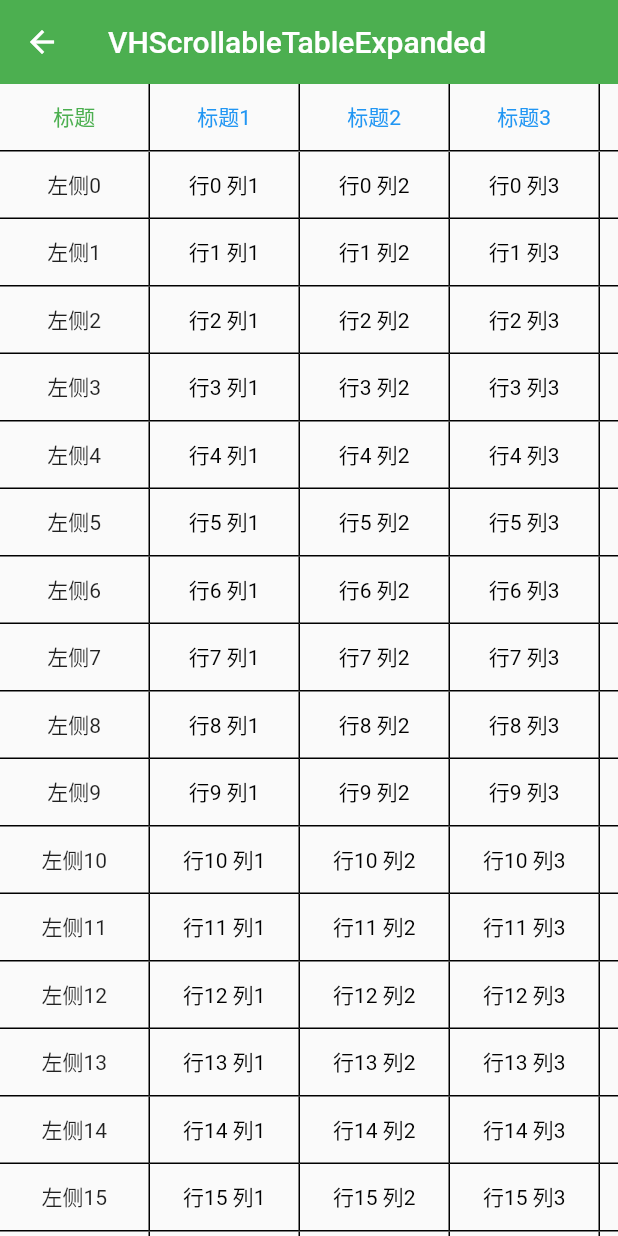
After one commit to student9128/FlutterStudy, a Flutter app: the VHScrollableTableExpandedPage screen opened by its route, on a phone screen of 412 x 824 dp. The commit adds this screen. Run offline on Flutter 3.47's test engine with Material 2 defaults, Android fonts, the phone set to English and light mode, and no system bars; our stand-ins replace fluro, permission_handler; missing offline and left inert: amap_flutter_base, amap_flutter_location, amap_flutter_map, flutter_baidu_mapapi_base, flutter_baidu_mapapi_map.

Commit message:
add:添加expanded vh scrollable table.

```diff
--- /dev/null
+++ b/lib/advanced/vh_scrollable_table_page_expanded.dart
@@ -0,0 +1,260 @@
+import 'package:flutter/material.dart';
+import 'package:flutter/rendering.dart';
+
+class VHScrollableTableExpandedPage extends StatefulWidget {
+  const VHScrollableTableExpandedPage({Key? key}) : super(key: key);
+
+  @override
+  _VHScrollableTableExpandedPageState createState() =>
+      _VHScrollableTableExpandedPageState();
+}
+
+class _VHScrollableTableExpandedPageState
+    extends State<VHScrollableTableExpandedPage> {
+  final List<String> _titleList = [
+    "标题1",
+    "标题2",
+    "标题3",
+    "标题4",
+    "标题5",
+    "标题6",
+    "标题7"
+  ];
+  double _leftWidth = 100;
+  double _cellWidth = 100;
+  double _cellHeight = 45;
+  double _cellExpandedHeight = 80;
+  final ScrollController _titleController = ScrollController();
+  final ScrollController _contentController = ScrollController();
+  double tipTop = 0;
+  int currentIndex = -1;
+  ScrollController _scrollController = ScrollController();
+  @override
+  void initState() {
+    super.initState();
+    _titleController.addListener(_updateContent);
+    _contentController.addListener(_updateTitle);
+  }
+
+  void _updateTitle() {
+    if (_titleController.offset != _contentController.offset) {
+      _titleController.jumpTo(_contentController.offset);
+    }
+  }
+
+  void _updateContent() {
+    if (_contentController.offset != _titleController.offset) {
+      _contentController.jumpTo(_titleController.offset);
+    }
+  }
+
+  @override
+  void dispose() {
+    _titleController.removeListener(_updateContent);
+    _contentController.removeListener(_updateTitle);
+    super.dispose();
+  }
+
+  Container _buildTitleContainer(int i) {
+    return Container(
+      decoration: const BoxDecoration(
+          border: Border(
+              bottom: BorderSide(color: Colors.black, width: 1),
+              right: BorderSide(color: Colors.black, width: 1))),
+      alignment: Alignment.center,
+      width: _cellWidth,
+      height: _cellHeight,
+      child: Text(
+        _titleList[i],
+        style: TextStyle(color: Colors.blue),
+      ),
+    );
+  }
+
+  _buildRightTitle() {
+    List<Widget> list = [];
+    for (int i = 0; i < _titleList.length; i++) {
+      list.add(_buildTitleContainer(i));
+    }
+    return list;
+  }
+
+  _buildRightContent(int index) {
+    List<Widget> list = [];
+    for (int i = 0; i < _titleList.length; i++) {
+      list.add(Column(
+        children: [
+          Container(
+            alignment: const Alignment(0, 0),
+            decoration: const BoxDecoration(
+                border: Border(
+                    bottom: BorderSide(color: Colors.black, width: 1),
+                    right: BorderSide(color: Colors.black, width: 1))),
+            width: _cellWidth,
+            height: _cellHeight,
+            child: Text(
+              "行$index 列${i + 1}",
+              style: TextStyle(color: Colors.black),
+            ),
+          ),
+          currentIndex == index
+              ? Container(
+                  width: _cellWidth,
+                  height: _cellExpandedHeight,
+                  color: Colors.green,
+                )
+              : SizedBox()
+        ],
+      ));
+    }
+    return list;
+  }
+
+  @override
+  Widget build(BuildContext context) {
+    var pt = MediaQuery.of(context).padding.top;
+    print("object $pt");
+    return Scaffold(
+      appBar: AppBar(
+        elevation: 0,
+        title: const Text('VHScrollableTableExpanded'),
+      ),
+      body: Container(
+        child: Column(
+          children: [
+             Row(
+              children: [
+                Container(
+                  decoration: const BoxDecoration(
+                      border: Border(
+                          bottom: BorderSide(color: Colors.black, width: 1),
+                          right: BorderSide(color: Colors.black, width: 1))),
+                  width: _leftWidth,
+                  height: _cellHeight,
+                  alignment: Alignment.center,
+                  child: Text('标题', style: TextStyle(color: Colors.green)),
+                ),
+                Expanded(
+                    child: Container(
+                  width: _titleList.length * _cellWidth,
+                  child: SingleChildScrollView(
+                    controller: _titleController,
+                    scrollDirection: Axis.horizontal,
+                    child: Row(
+                      children: _buildRightTitle(),
+                    ),
+                  ),
+                ))
+              ],
+            ),
+            Expanded(child: SingleChildScrollView(
+            child: Column(
+          children: [
+            Stack(
+              children: [
+                Row(
+                  children: [
+                    Container(
+                      width: _leftWidth,
+                      child: ListView.builder(
+                        shrinkWrap: true,
+                        physics: const NeverScrollableScrollPhysics(),
+                        itemBuilder: (context, index) {
+                          return GestureDetector(
+                              onTap: () {},
+                              child: Column(
+                                children: [
+                                  Container(
+                                    alignment: const Alignment(0, 0),
+                                    decoration: const BoxDecoration(
+                                        border: Border(
+                                            bottom: BorderSide(
+                                                color: Colors.black, width: 1),
+                                            right: BorderSide(
+                                                color: Colors.black,
+                                                width: 1))),
+                                    width: _cellWidth,
+                                    height: _cellHeight,
+                                    child: Container(
+                                      child: Text('左侧$index'),
+                                    ),
+                                  ),
+                                  currentIndex == index
+                                      ? Container(
+                                          width: _cellWidth,
+                                          height: _cellExpandedHeight,
+                                          color: Colors.green,
+                                        )
+                                      : SizedBox()
+                                ],
+                              ));
+                        },
+                        itemCount: 50,
+                      ),
+                    ),
+                    Expanded(
+                        child: SingleChildScrollView(
+                      scrollDirection: Axis.horizontal,
+                      child: Container(
+                        width: _titleList.length * _cellWidth,
+                        child: ListView.builder(
+                          itemCount: 50,
+                          shrinkWrap: true,
+                          physics: const NeverScrollableScrollPhysics(),
+                          itemBuilder: (context, index) {
+                            GlobalKey itemKey = GlobalKey();
+                            return GestureDetector(
+                              onTap: () {
+                                // var box = itemKey.currentContext
+                                //     ?.findRenderObject() as RenderBox?;
+                                // if (box != null) {
+                                //   var offset =
+                                //       box.localToGlobal(Offset(0.0, 0.0));
+                                //   var _height = offset.dy;
+                                //   print(
+                                //       "object==$_height,${offset.dx},${box.size}");
+                                // }
+                                  setState(() {
+                                    currentIndex = currentIndex==index?-1:index;
+                                    tipTop = (index+1)*45;
+                                  });
+                              },
+                              child: Column(
+                                crossAxisAlignment: CrossAxisAlignment.start,
+                                children: [
+                                  Row(
+                                    key: itemKey,
+                                    children: _buildRightContent(index),
+                                  ),
+                                  // Container(width:100,height: _cellExpandedHeight,color: Colors.amber.shade900,)
+                                ],
+                              ),
+                            );
+                          },
+                        ),
+                        // ),
+                      ),
+                    ))
+                  ],
+                ),
+                currentIndex!=-1?
+                Positioned(
+                    left: 0,
+                    top: tipTop,
+                    child: Container(
+                      width: MediaQuery.of(context).size.width,
+                      height: _cellExpandedHeight,
+                      color: Colors.red,
+                      alignment: Alignment.center,
+                      child: Text('占位'),
+                    )):SizedBox()
+              ],
+            )
+          ],
+        )))
+          ],
+        ),
+      ),
+    );
+  }
+}
--- a/lib/constant/constants.dart
+++ b/lib/constant/constants.dart
@@ -209,6 +209,7 @@ class Constants {
     '测试',
     '测试demo',
     '可以上下左右滑动的表格',
+    '可以上下左右滑动的表格Expanded',
     'pdfViewer',
     'ListView自动加载数据',
     '百度地图',
--- a/lib/constant/route_names.dart
+++ b/lib/constant/route_names.dart
@@ -29,6 +29,7 @@ List<String> advancedPageName = [
   'testPage',
   'testDemoPage',
   'vhScrollableTable',
+  'vhScrollableTableExpanded',
   'pdfViewer',
   'listViewAutoLoadMore',
   'baiduMapPage',
--- a/lib/routes/route_handler_list.dart
+++ b/lib/routes/route_handler_list.dart
@@ -29,6 +29,7 @@ List<Handler> advancedHandler = [
   testPageHandler,
   testDemoPageHandler,
   vhScrollableTableHandler,
+  vhScrollableTableExpandedHandler,
   pdfViewerHandler,
   listviewAutoLoadMoreHandler,
   baiduMapHandler,
--- a/lib/routes/route_handlers.dart
+++ b/lib/routes/route_handlers.dart
@@ -18,6 +18,7 @@ import 'package:flutter_study_list/advanced/paf_viewer.dart';
 import 'package:flutter_study_list/advanced/test_demo_page.dart';
 import 'package:flutter_study_list/advanced/test_page.dart';
 import 'package:flutter_study_list/advanced/vh_scrollable_table_page.dart';
+import 'package:flutter_study_list/advanced/vh_scrollable_table_page_expanded.dart';
 import 'package:flutter_study_list/anim/basic_anim.dart';
 import 'package:flutter_study_list/anim/hero_anim.dart';
 import 'package:flutter_study_list/anim/hero_anim_second_page.dart';
@@ -73,6 +74,7 @@ var customIconWidgetHandler = Handler(handlerFunc:((context, parameters) => cons
 var testPageHandler=Handler(handlerFunc:((context, parameters) => const TestPage()));
 var testDemoPageHandler=Handler(handlerFunc:((context, parameters) => TableDemoPage()));
 var vhScrollableTableHandler=Handler(handlerFunc:((context, parameters) => const VHScrollableTablePage()));
+var vhScrollableTableExpandedHandler=Handler(handlerFunc:((context, parameters) => const VHScrollableTableExpandedPage()));
 var pdfViewerHandler=Handler(handlerFunc:((context, parameters) => PDFViewer(onDismissTapped:(){}, pdfText: "111111111111666666666666666666666661")));
 var listviewAutoLoadMoreHandler=Handler(handlerFunc:((context, parameters) => const ListViewAutoLoadMorePage()));
 var baiduMapHandler=Handler(handlerFunc:((context, parameters) => const BaiduMapPage()));
```
